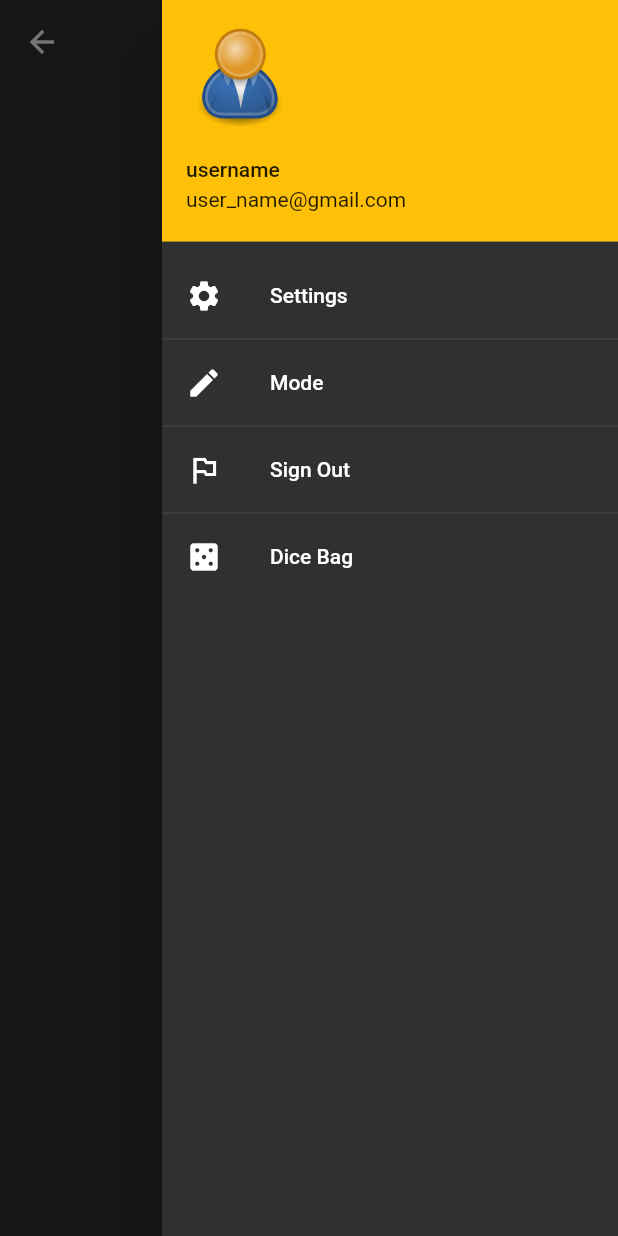
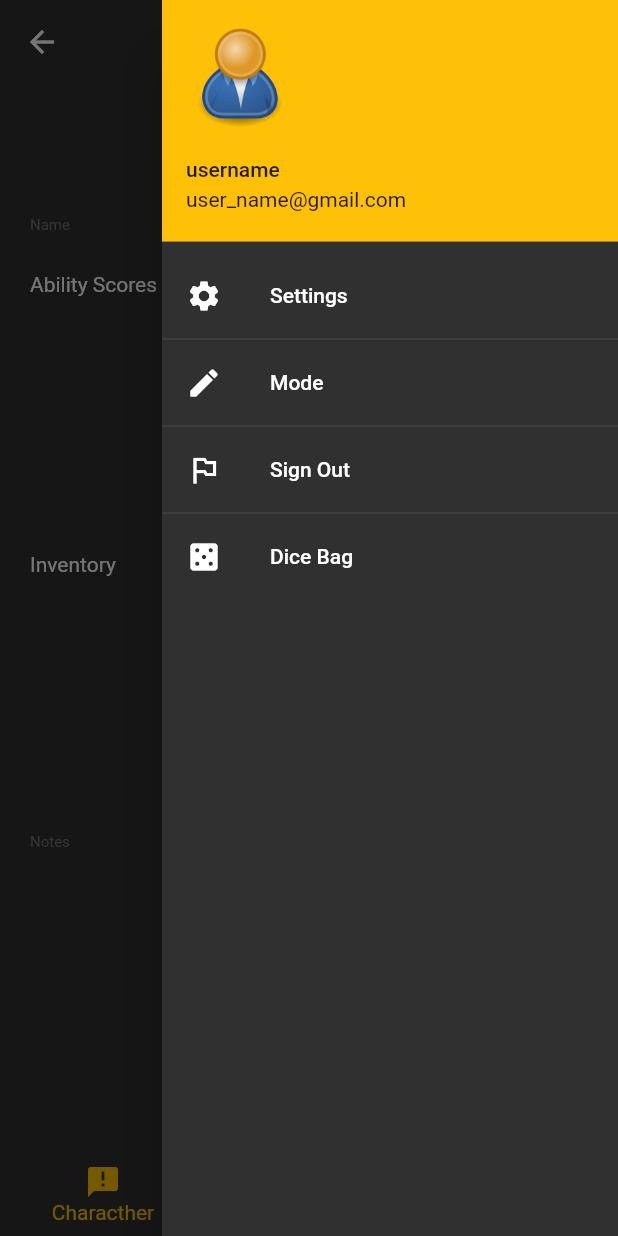
Before and after one commit to johnhshapiro/AdventureTracker, a Flutter app: the CharacterView screen opened directly with empty values, with the side drawer open, on a phone screen of 412 x 824 dp. Run offline on Flutter 3.47's test engine with Material 2 defaults, Android fonts, the phone set to English and light mode, and no system bars; our stand-ins replace cloud_firestore, firebase_auth; accounts and stored records are empty; Roboto replaces fonts that are missing (Georgia).

Commit message:
fixed pages characterview and characterselect to work with new customscaffold

```diff
--- a/FARTS/lib/characters/character_select.dart
+++ b/FARTS/lib/characters/character_select.dart
@@ -84,7 +84,7 @@ class _CharacterSelectState extends State<CharacterSelect> {
     else {
     return StreamProvider<List<Character>>.value(
       value: CharacterService(userId: widget.userData.uid).chars,
-      child: Scaffold(
+      child: CustomScaffold(
         body: CharacterList() ?? [],
       ),
     );
--- a/FARTS/lib/characters/character_view.dart
+++ b/FARTS/lib/characters/character_view.dart
@@ -53,6 +53,9 @@ class _CharacterViewState extends State<CharacterView> {
       InventoryPage()
     ];
     return CustomScaffold(
-        routeList: _characterRouteList, navBarItems: _characterNavBarItems);
+        nabVar: true,
+        routeList: _characterRouteList,
+        navBarItems: _characterNavBarItems
+        );
   }
 }
```
